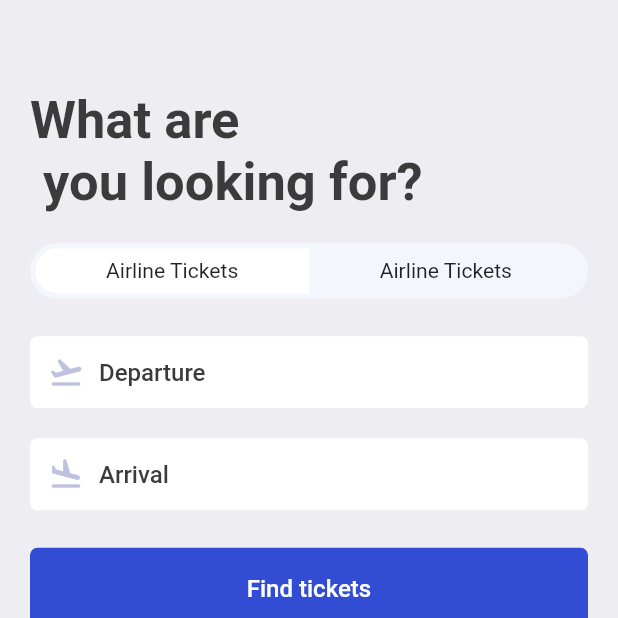
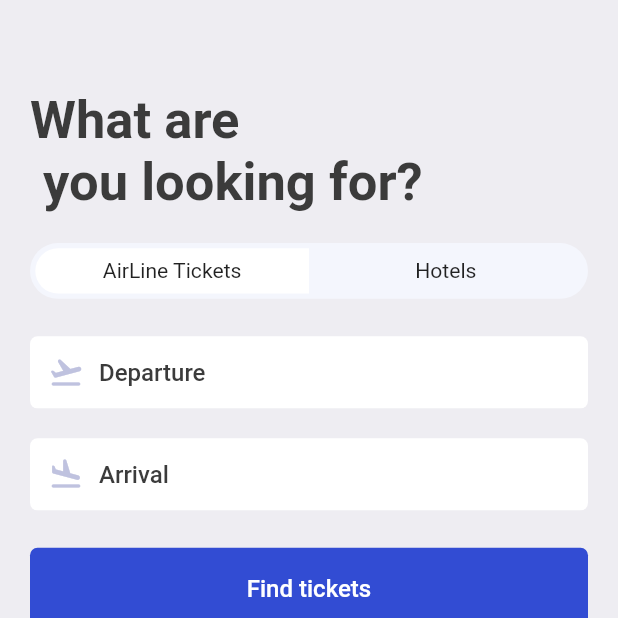
Before and after one commit to mehrdad03/booktickets, a Flutter app: the SearchScreen screen opened directly, on a phone screen of 412 x 824 dp, the top half of it. Run offline on Flutter 3.47's test engine with Material 2 defaults, Android fonts, the phone set to English and light mode, and no system bars; our stand-ins replace fluentui_icons, gap, get.

Commit message:
create ticket_tabs.dart

```diff
--- a/lib/screens/search_screen.dart
+++ b/lib/screens/search_screen.dart
@@ -1,6 +1,7 @@
 import 'package:booktickets/utils/app_layout.dart';
 import 'package:booktickets/utils/app_styles.dart';
 import 'package:booktickets/widgets/icon_text_widget.dart';
+import 'package:booktickets/widgets/ticket_tabs.dart';
 import 'package:flutter/cupertino.dart';
 import 'package:flutter/material.dart';
 import 'package:gap/gap.dart';
@@ -27,45 +28,7 @@ class SearchScreen extends StatelessWidget {
                 .copyWith(fontSize: AppLayout.getHeight(35)),
           ),
           Gap(AppLayout.getHeight(20)),
-          FittedBox(
-            child: Container(
-              padding: EdgeInsets.all(AppLayout.getHeight(3.5)),
-              decoration: BoxDecoration(
-                borderRadius: BorderRadius.circular(AppLayout.getHeight(50)),
-                color: const Color(0xFFF4F6FD),
-              ),
-              child: Row(
-                children: [
-                  Container(
-                    padding:
-                        EdgeInsets.symmetric(vertical: AppLayout.getHeight(7)),
-                    width: size.width * .44,
-                    decoration: BoxDecoration(
-                      borderRadius: BorderRadius.horizontal(
-                          left: Radius.circular(AppLayout.getHeight(50))),
-                      color: Colors.white,
-                    ),
-                    child: const Center(
-                      child: Text("Airline Tickets"),
-                    ),
-                  ),
-                  Container(
-                    padding:
-                        EdgeInsets.symmetric(vertical: AppLayout.getHeight(7)),
-                    width: size.width * .44,
-                    decoration: BoxDecoration(
-                      borderRadius: BorderRadius.horizontal(
-                          right: Radius.circular(AppLayout.getHeight(50))),
-                      color: Colors.transparent,
-                    ),
-                    child: const Center(
-                      child: Text("Airline Tickets"),
-                    ),
-                  ),
-                ],
-              ),
-            ),
-          ),
+         AppTicketTab(firstTab: "AirLine Tickets",secondTab: 'Hotels'),
           Gap(AppLayout.getHeight(25)),
           const AppIconText(
             text: "Departure",
@@ -96,7 +59,7 @@ class SearchScreen extends StatelessWidget {
             ),
           ),
           Gap(AppLayout.getHeight(40)),
-          AppDoubleTextWidget(
+          const AppDoubleTextWidget(
               bigText: 'Upcoming Flights', smallText: 'View all'),
           Gap(AppLayout.getHeight(15)),
           Row(
--- /dev/null
+++ b/lib/widgets/ticket_tabs.dart
@@ -0,0 +1,57 @@
+import 'package:flutter/cupertino.dart';
+import 'package:flutter/material.dart';
+
+import '../utils/app_layout.dart';
+
+class AppTicketTab extends StatelessWidget {
+
+  final String firstTab;
+  final String secondTab;
+
+  const AppTicketTab(
+      {Key? key, required this.firstTab, required this.secondTab})
+      : super(key: key);
+
+  @override
+  Widget build(BuildContext context) {
+    final size = AppLayout.getSize(context);
+
+    return FittedBox(
+      child: Container(
+        padding: EdgeInsets.all(AppLayout.getHeight(3.5)),
+        decoration: BoxDecoration(
+          borderRadius: BorderRadius.circular(AppLayout.getHeight(50)),
+          color: const Color(0xFFF4F6FD),
+        ),
+        child: Row(
+          children: [
+            Container(
+              padding: EdgeInsets.symmetric(vertical: AppLayout.getHeight(7)),
+              width: size.width * .44,
+              decoration: BoxDecoration(
+                borderRadius: BorderRadius.horizontal(
+                    left: Radius.circular(AppLayout.getHeight(50))),
+                color: Colors.white,
+              ),
+              child:  Center(
+                child: Text(firstTab),
+              ),
+            ),
+            Container(
+              padding: EdgeInsets.symmetric(vertical: AppLayout.getHeight(7)),
+              width: size.width * .44,
+              decoration: BoxDecoration(
+                borderRadius: BorderRadius.horizontal(
+                    right: Radius.circular(AppLayout.getHeight(50))),
+                color: Colors.transparent,
+              ),
+              child:  Center(
+                child: Text(secondTab),
+              ),
+            ),
+          ],
+        ),
+      ),
+    );
+  }
+}
```
